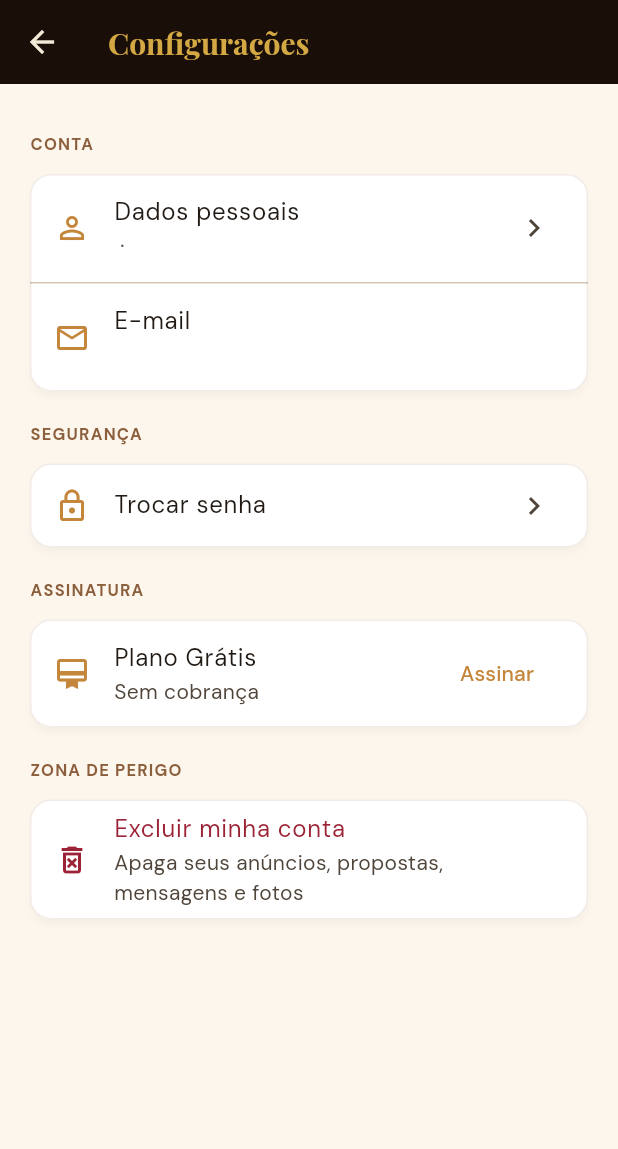
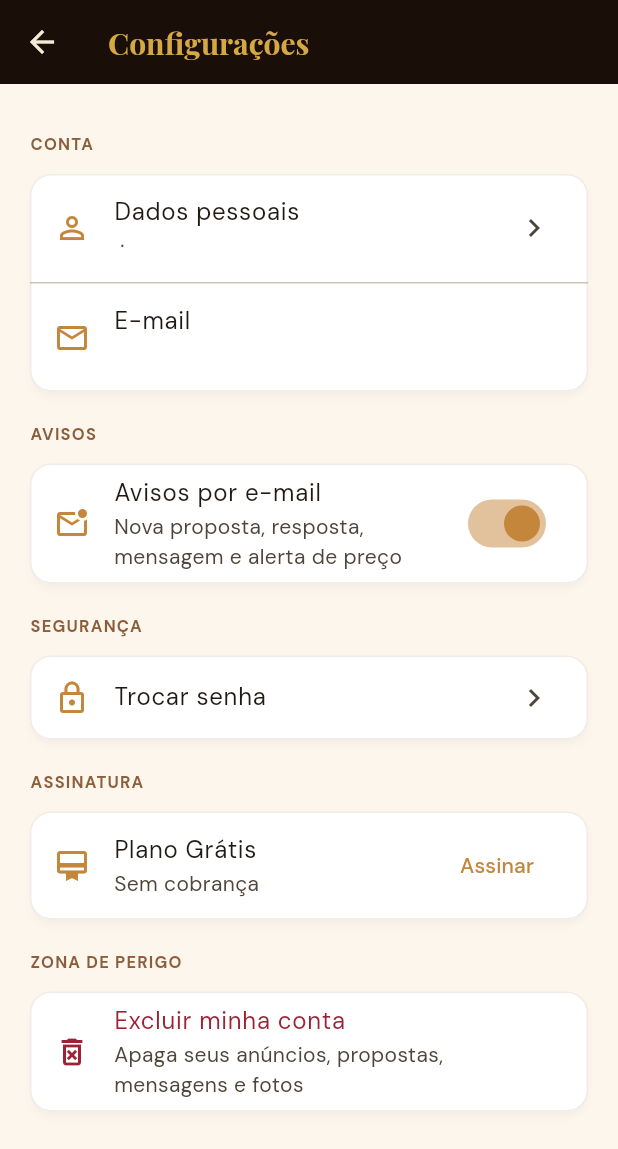
Before and after one commit to marcoaevaristo/projeto_cafe_conecta, a Flutter app: the ConfiguracoesScreen screen opened directly, on a phone screen of 412 x 824 dp. Shown: the top 1149 px of the screen. Run offline on Flutter 3.47's test engine with Material 3 defaults, Android fonts, the phone set to English and light mode, and no system bars; our stand-ins replace fl_chart, flutter_map, google_fonts, image_picker, latlong2, pdf and 4 more; missing offline and left inert: dart:js_interop; accounts and stored records are empty; network calls fail.

Commit message:
Configurações: ligar/desligar avisos por e-mail
Co-Authored-By: Claude Opus 5.5 <noreply@anthropic.com>
Claude-Session: https://claude.ai/code/session_01HumBvmj5PuTGBNg2fFGGLy

```diff
--- a/lib/screens/configuracoes_screen.dart
+++ b/lib/screens/configuracoes_screen.dart
@@ -48,6 +48,8 @@ class ConfiguracoesScreen extends StatelessWidget {
             ),
           ]),
         ),
+        _titulo('Avisos'),
+        const Card(child: _AvisosEmail()),
         _titulo('Segurança'),
         Card(
           child: ListTile(
@@ -96,6 +98,52 @@ class ConfiguracoesScreen extends StatelessWidget {
                 letterSpacing: 0.8,
                 fontWeight: FontWeight.w700,
                 color: CafeColors.lightRoast)),
+      );
+}
+
+// ── Avisos por e-mail ─────────────────────────────────────────────────
+class _AvisosEmail extends StatefulWidget {
+  const _AvisosEmail();
+  @override
+  State<_AvisosEmail> createState() => _AvisosEmailState();
+}
+
+class _AvisosEmailState extends State<_AvisosEmail> {
+  bool? _ligado;
+  bool _salvando = false;
+
+  @override
+  void initState() {
+    super.initState();
+    ApiService.getAvisosEmail().then((v) {
+      if (mounted) setState(() => _ligado = v);
+    }).catchError((_) {
+      if (mounted) setState(() => _ligado = true);
+    });
+  }
+
+  Future<void> _alterar(bool v) async {
+    setState(() { _ligado = v; _salvando = true; });
+    try {
+      await ApiService.setAvisosEmail(v);
+    } catch (e) {
+      if (mounted) {
+        setState(() => _ligado = !v);
+        mostrarErro(context, e);
+      }
+    } finally {
+      if (mounted) setState(() => _salvando = false);
+    }
+  }
+
+  @override
+  Widget build(BuildContext context) => SwitchListTile(
+        secondary: const Icon(Icons.mark_email_unread_outlined, color: CafeColors.caramel),
+        title: const Text('Avisos por e-mail'),
+        subtitle: const Text('Nova proposta, resposta, mensagem e alerta de preço'),
+        value: _ligado ?? true,
+        activeColor: CafeColors.caramel,
+        onChanged: _ligado == null || _salvando ? null : _alterar,
       );
 }
 
--- a/lib/services/api_service.dart
+++ b/lib/services/api_service.dart
@@ -427,6 +427,20 @@ class ApiService {
     _decode(res);
   }
 
+  /// Avisos por e-mail ligados? (padrão: sim)
+  static Future<bool> getAvisosEmail() async {
+    final h = await _authHeaders();
+    final res = await http.get(Uri.parse('$_base/auth/notificacoes'), headers: h);
+    return _decode(res)['email'] != false;
+  }
+
+  static Future<void> setAvisosEmail(bool ligado) async {
+    final h = await _authHeaders();
+    final res = await http.put(Uri.parse('$_base/auth/notificacoes'),
+        headers: h, body: jsonEncode({'email': ligado}));
+    _decode(res);
+  }
+
   static Future<void> trocarSenha(String senhaAtual, String novaSenha) async {
     final h = await _authHeaders();
     final res = await http.post(Uri.parse('$_base/auth/trocar-senha'),
```
